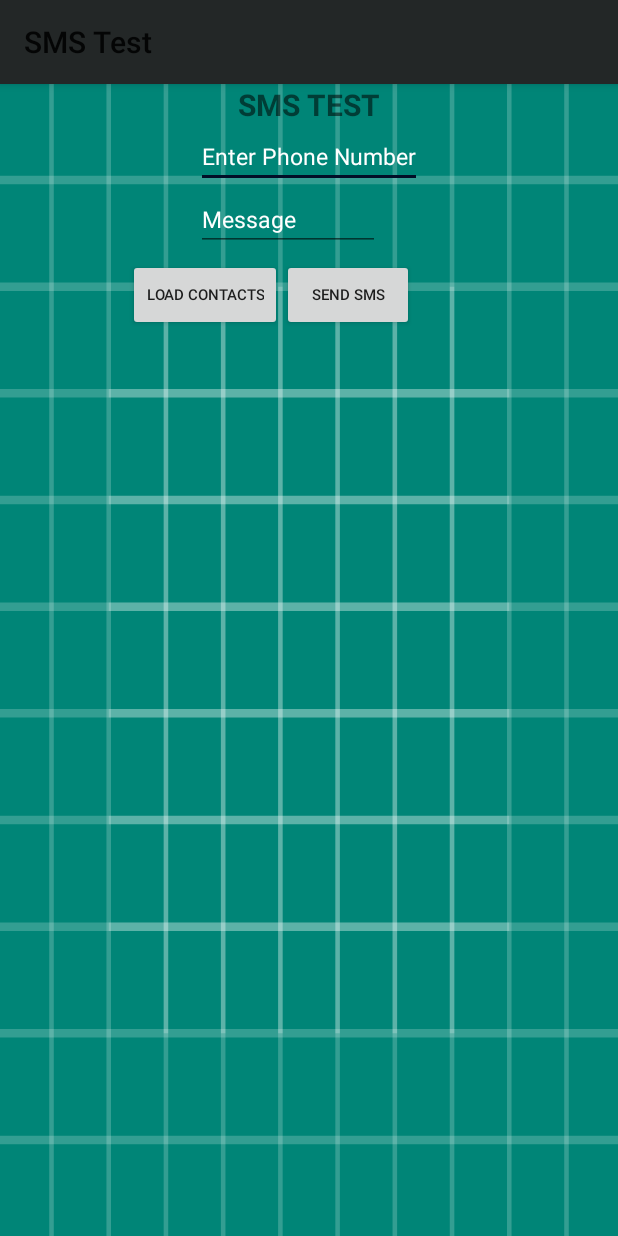
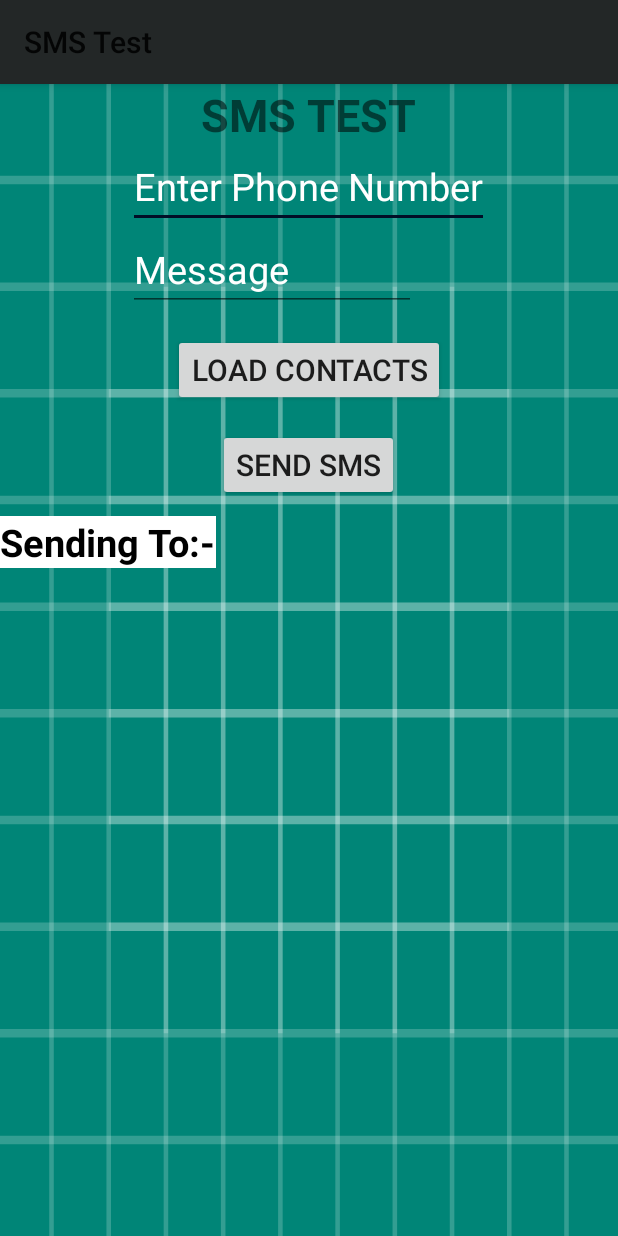
Before and after one commit to souvikchakraborty98/SMSTest, an Android app: the screen it shows after launch (MainActivity), on a phone screen of 412 x 824 dp. Run offline under Robolectric (Android 15) with nearby library versions, the phone set to English and light mode, and no system bars.

Commit message:
contactsPicker:Minor fixes

```diff
--- a/app/src/main/java/com/hfad/smstest/MainActivity.java
+++ b/app/src/main/java/com/hfad/smstest/MainActivity.java
@@ -42,6 +42,7 @@ public class MainActivity extends AppCompatActivity {
     String phone, name;
     EditText textBox;
     EditText phoneNumber;
+    EditText sendList;
     private static final int RESULT_PICK_CONTACT = 1234;
 
 
@@ -82,6 +83,8 @@ public class MainActivity extends AppCompatActivity {
             phone = cursor.getString(cursor.getColumnIndex(ContactsContract.CommonDataKinds.Phone.NUMBER));
             name = cursor.getString(cursor.getColumnIndex(ContactsContract.CommonDataKinds.Phone.DISPLAY_NAME));
             phoneNumber.setText(phone);
+            sendList.setText("Name : "+name+"\n"+"Phone No. : "+phone);
+
            /* Log.e("permission", "ContactPicked NAME: " + name);
             Log.e("permission", "ContactPicked NUMBER: " + phone);*/
         } catch (Exception e) {
@@ -94,6 +97,7 @@ public class MainActivity extends AppCompatActivity {
         setContentView(R.layout.activity_main);
 
         phoneNumber = (EditText) findViewById(R.id.editText);
+        sendList=(EditText)findViewById(R.id.sentList);
 
         if (Build.VERSION.SDK_INT >= 23) {
             if (checkPermission()) {
@@ -128,7 +132,7 @@ public class MainActivity extends AppCompatActivity {
                     if(checkPermission()) {
 
 //Get the default SmsManager//
-                        if((phoneNum.length()>=10)&&(phoneNum.length()<=16))
+                        if((phoneNum.length()>=10)&&(phoneNum.length()<=17))
                         {
                         try {
                             SmsManager smsManager = SmsManager.getDefault();
--- a/app/src/main/res/layout/activity_main.xml
+++ b/app/src/main/res/layout/activity_main.xml
@@ -14,7 +14,7 @@
         android:layout_alignParentTop="true"
         android:layout_centerHorizontal="true"
         android:text="SMS TEST"
-        android:textSize="20sp"
+        android:textSize="30sp"
         android:textStyle="bold" />
 
 
@@ -27,7 +27,7 @@
         android:hint="Enter Phone Number"
         android:phoneNumber="true"
         android:textColorHint="@color/abc_primary_text_material_dark"
-        android:textSize="15sp" />
+        android:textSize="25sp" />
 
     <EditText
         android:id="@+id/editText2"
@@ -40,29 +40,49 @@
         android:layout_alignRight="@+id/textView1"
         android:hint="Message"
         android:textColorHint="@color/abc_primary_text_material_dark"
-        android:textSize="15sp" />
+        android:textSize="25sp" />
 
     <Button
         android:id="@+id/btnSendSMS"
         android:layout_width="wrap_content"
         android:layout_height="wrap_content"
-        android:layout_below="@id/editText2"
-        android:layout_marginTop="5dp"
-        android:layout_marginRight="0dp"
-        android:layout_toRightOf="@+id/ldContacts"
+        android:layout_below="@id/ldContacts"
+        android:layout_centerHorizontal="true"
+        android:layout_marginTop="15dp"
         android:text="Send SMS"
-        android:textSize="10sp" />
+        android:textSize="20sp" />
 
     <Button
         android:id="@+id/ldContacts"
         android:layout_width="wrap_content"
         android:layout_height="wrap_content"
         android:layout_below="@+id/editText2"
-        android:layout_marginLeft="85dp"
-        android:layout_marginTop="5dp"
+        android:layout_centerHorizontal="true"
+        android:layout_marginLeft="0dp"
+        android:layout_marginTop="15dp"
         android:text="Load Contacts"
-        android:textSize="10sp" />
+        android:textSize="20sp" />
 
+    <TextView
+        android:id="@+id/toSend"
+        android:layout_width="wrap_content"
+        android:layout_height="wrap_content"
+        android:layout_below="@+id/btnSendSMS"
+        android:layout_marginTop="10dp"
+        android:background="@android:color/background_light"
+        android:text="Sending To:-"
+        android:textColor="@android:color/black"
+        android:textSize="25sp"
+        android:textStyle="bold" />
 
+    <EditText
+        android:id="@+id/sentList"
+        android:layout_width="wrap_content"
+        android:layout_height="wrap_content"
+        android:layout_below="@+id/toSend"
+        android:layout_marginTop="10dp"
+        android:background="@android:color/background_light"
+        android:textColor="@android:color/black"
+        android:textSize="20sp" />
 
 </RelativeLayout>
```
